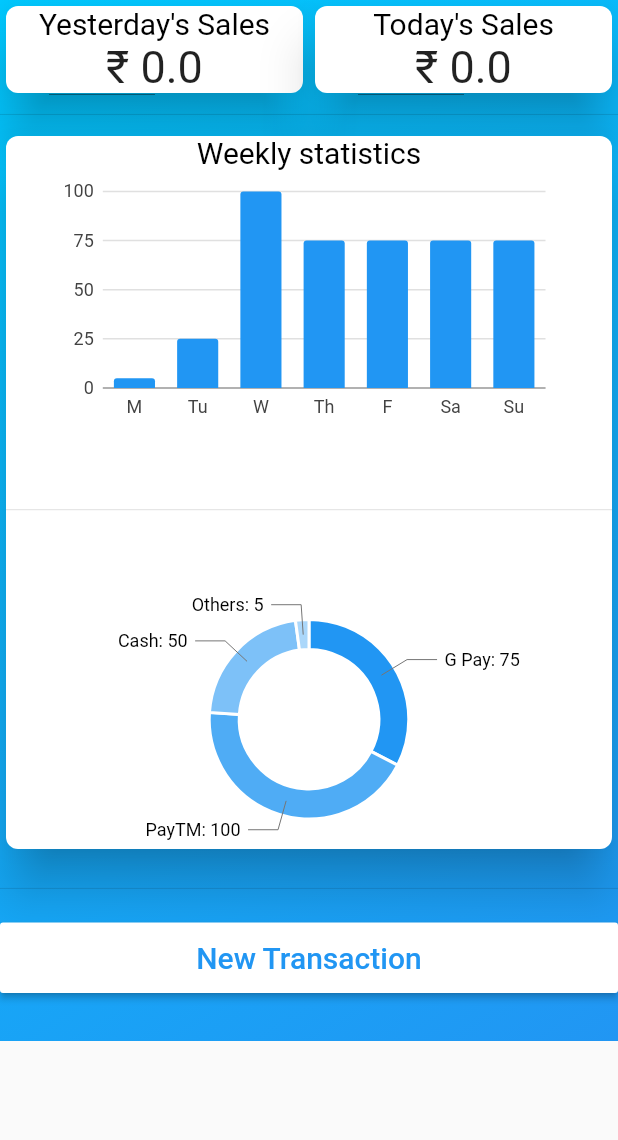
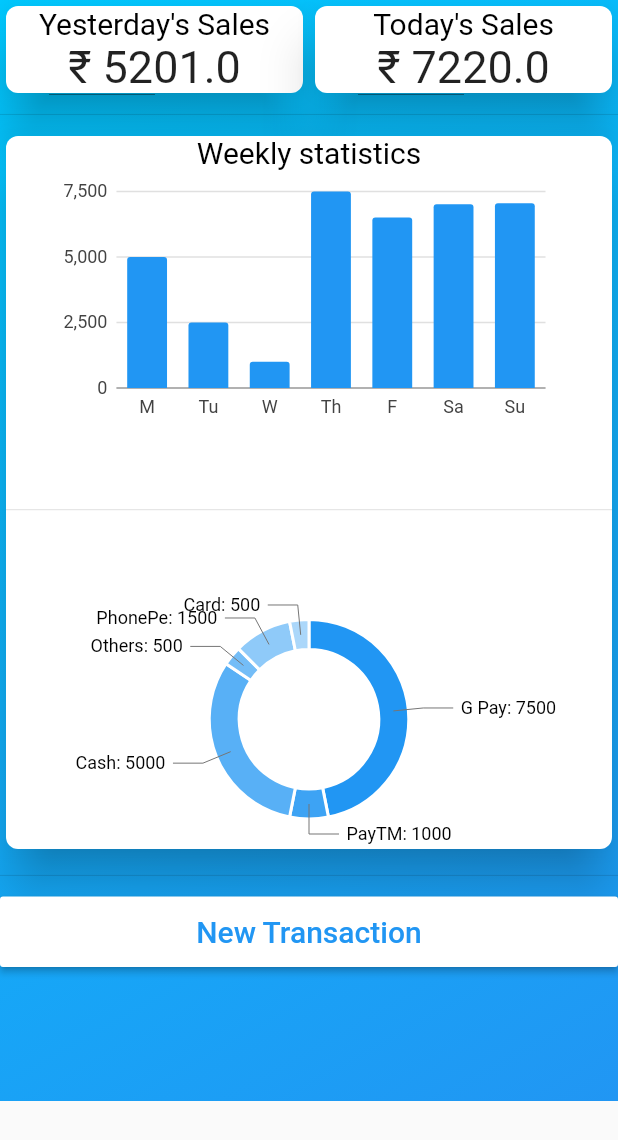
Before and after one commit to bgrgv/MoneyTracker, a Flutter app: the Summary screen opened directly, on a phone screen of 412 x 824 dp. Shown: the top 1140 px of the screen. Run offline on Flutter 3.47's test engine with Material 2 defaults, Android fonts, the phone set to English and light mode, and no system bars; our stand-ins replace charts_flutter, cloud_firestore, datetime_picker_formfield, firebase_auth, font_awesome_flutter; accounts and stored records are empty; Roboto replaces fonts that are missing (WorkSansBold).

Commit message:
added icon

```diff
--- a/lib/ui/summary.dart
+++ b/lib/ui/summary.dart
@@ -14,8 +14,8 @@ class Summary extends StatefulWidget {
 }
 
 class _SummaryState extends State<Summary> {
-  double sales_prev_day = 0;
-  double sales_today = 0;
+  double sales_prev_day = 5201;
+  double sales_today = 7220;
   bool sync_state = true;
 
   void _onSyncStateChange(bool value) => setState(() => sync_state = value);
@@ -29,9 +29,9 @@ class _SummaryState extends State<Summary> {
           child: Center(
             child: new Container(
                 width: MediaQuery.of(context).size.width,
-                height: MediaQuery.of(context).size.height < 600
-                    ? 600
-                    : MediaQuery.of(context).size.height - 130,
+                height: MediaQuery.of(context).size.height < 400
+                    ? 400
+                    : MediaQuery.of(context).size.height - 90,
                 decoration: new BoxDecoration(
                   gradient: new LinearGradient(
                       colors: [
@@ -111,7 +111,7 @@ class _SummaryState extends State<Summary> {
                       // recentTransactionsWidget(),
                       weeklySummary(),
                       new Divider(
-                        height: MediaQuery.of(context).size.height * 0.054,
+                        height: MediaQuery.of(context).size.height * 0.033,
                       ),
 
                       Padding(
@@ -275,13 +275,13 @@ class _SummaryState extends State<Summary> {
 
   static List<charts.Series<WeeklySales, String>> _getBarPlotData() {
     final data = [
-      new WeeklySales('M', 5),
-      new WeeklySales('Tu', 25),
-      new WeeklySales('W', 100),
-      new WeeklySales('Th', 75),
-      new WeeklySales('F', 75),
-      new WeeklySales('Sa', 75),
-      new WeeklySales('Su', 75),
+      new WeeklySales('M', 5000),
+      new WeeklySales('Tu', 2500),
+      new WeeklySales('W', 1000),
+      new WeeklySales('Th', 7500),
+      new WeeklySales('F', 6500),
+      new WeeklySales('Sa', 7005),
+      new WeeklySales('Su', 7050),
     ];
 
     return [
@@ -310,10 +310,12 @@ class _SummaryState extends State<Summary> {
 
   static List<charts.Series<GaugeSegment, String>> _getPieChartData() {
     final data = [
-      new GaugeSegment('G Pay', 75),
-      new GaugeSegment('PayTM', 100),
-      new GaugeSegment('Cash', 50),
-      new GaugeSegment('Others', 5),
+      new GaugeSegment('G Pay', 7500),
+      new GaugeSegment('PayTM', 1000),
+      new GaugeSegment('Cash', 5000),
+      new GaugeSegment('Others', 500),
+      new GaugeSegment('PhonePe', 1500),
+      new GaugeSegment('Card', 500),
     ];
 
     return [
--- a/lib/ui/transact.dart
+++ b/lib/ui/transact.dart
@@ -1,7 +1,6 @@
 import 'package:flutter/services.dart';
 import 'package:flutter/material.dart';
 import 'package:flutter_app/ui/summary.dart';
-<<<<<<< HEAD
 import 'package:cloud_firestore/cloud_firestore.dart' as firestore;
 import 'package:firebase_auth/firebase_auth.dart';
 import 'tabs.dart';
@@ -231,13 +230,22 @@ class _TransactionState extends State<Transaction> {
 
   saveTransaction(String payMode) async {
     final amount = double.parse(amount_temp);
-    op="";
-    n1=0.0;
-    n2=0.0;
+    op = "";
+    n1 = 0.0;
+    n2 = 0.0;
     FirebaseUser user = await FirebaseAuth.instance.currentUser();
-    if(user!=null && amount!=0){
-      final firestore.CollectionReference transactRef = firestore.Firestore.instance.collection('user').document(user.uid).collection('transaction');
-      transactRef.add({"timestamp": firestore.FieldValue.serverTimestamp(), "amount":amount, "mode":payMode})
+    if (user != null && amount != 0) {
+      final firestore.CollectionReference transactRef = firestore
+          .Firestore.instance
+          .collection('user')
+          .document(user.uid)
+          .collection('transaction');
+      transactRef
+          .add({
+            "timestamp": firestore.FieldValue.serverTimestamp(),
+            "amount": amount,
+            "mode": payMode
+          })
           .then((result) => {
                 print("Saved transaction"),
                 print(result),
@@ -248,9 +256,6 @@ class _TransactionState extends State<Transaction> {
               })
           .catchError((err) => print(err));
     }
-
-
-
   }
 
   Widget makeButtonNum(String buttonText) {
@@ -296,7 +301,11 @@ class _TransactionState extends State<Transaction> {
         padding: EdgeInsets.symmetric(
           vertical: 20.0,
         ),
-        child: Image.asset('assets/img/'+buttonText+'.jpg')
+        child: SizedBox(
+          height: 50,
+          width: 50,
+          child: Image.asset('assets/img/' + buttonText + '.jpg'),
+        ),
         onPressed: () => saveTransaction(buttonText),
         color: Colors.white,
       ),
```
Also changed, not shown: pubspec.yaml (+6 -3 lines), assets/img/Card.jpg (added), assets/img/Cash.jpg (added), assets/img/Gpay.jpg (renamed from assets/img/gpay.webp), assets/img/Other.jpg (added), assets/img/PayTm.jpg (renamed from assets/img/paytm.webp), pubspec.lock. Lines whose indentation alone changed are shown as unchanged.
